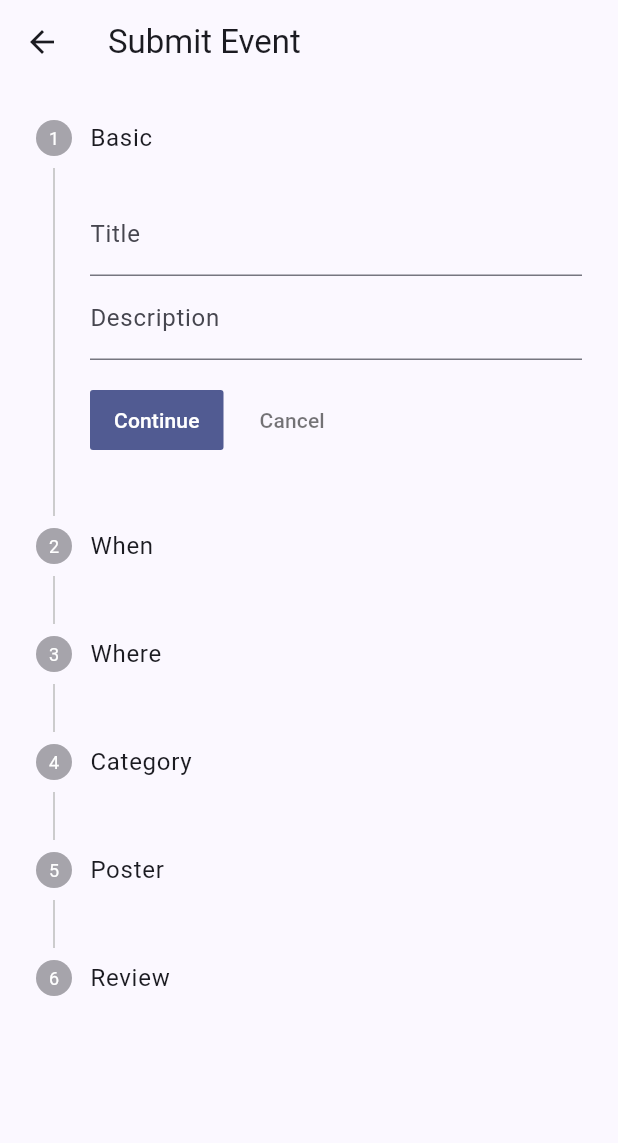
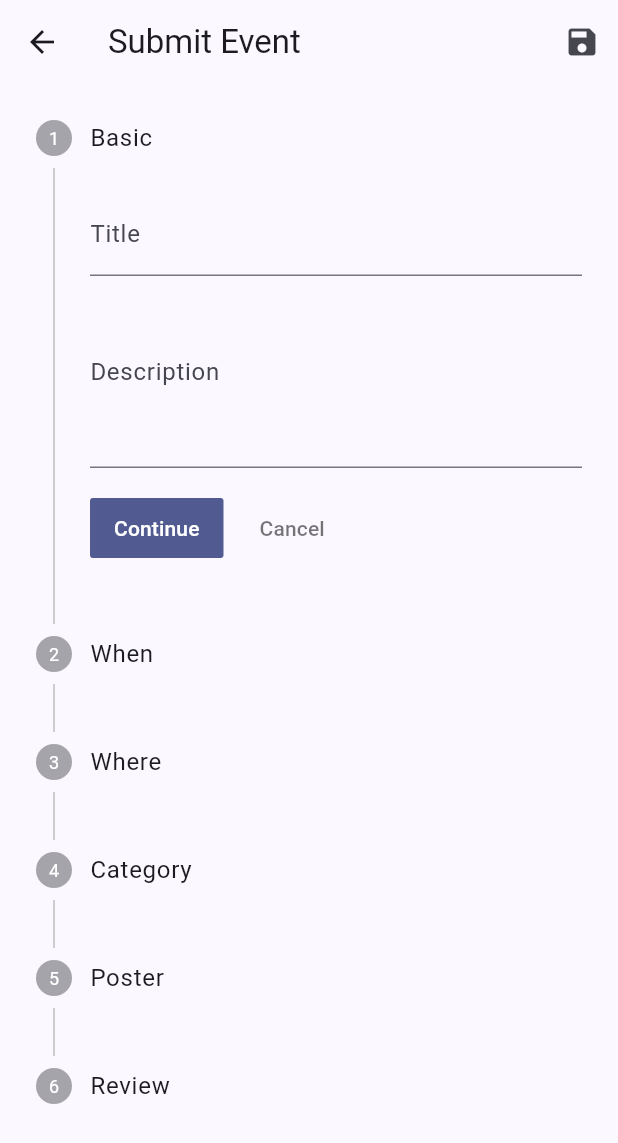
Before and after one commit to goobil/anuevents, a Flutter app: the SubmitEventScreen screen opened directly, on a phone screen of 412 x 824 dp. Shown: the top 1143 px of the screen. Run offline on Flutter 3.47's test engine with Material 3 defaults, Android fonts, the phone set to English and light mode, and no system bars; our stand-ins replace cloud_firestore, firebase_auth, firebase_core, firebase_storage, flutter_riverpod, google_sign_in and 2 more; accounts and stored records are empty.

Commit message:
feat(submit): add drafts UI, draft save, submit flow improvements; add instructions and copilot guidance; notification service

```diff
--- a/mobile/lib/screens/submit_event_screen.dart
+++ b/mobile/lib/screens/submit_event_screen.dart
@@ -10,7 +10,10 @@ import '../services/storage_service.dart';
 // ignore_for_file: use_build_context_synchronously
 
 class SubmitEventScreen extends ConsumerStatefulWidget {
-  const SubmitEventScreen({super.key});
+  final String? draftId;
+  final Map<String, dynamic>? draftData;
+
+  const SubmitEventScreen({super.key, this.draftId, this.draftData});
 
   @override
   ConsumerState<SubmitEventScreen> createState() => _SubmitEventScreenState();
@@ -20,12 +23,12 @@ class _SubmitEventScreenState extends ConsumerState<SubmitEventScreen> {
   int _step = 0;
   final _formKey = GlobalKey<FormState>();
 
-  // temporary form state
-  String title = '';
-  String description = '';
+  // form controllers
+  final TextEditingController _titleController = TextEditingController();
+  final TextEditingController _descriptionController = TextEditingController();
   DateTime? startsAt;
-  String location = '';
-  String category = '';
+  final TextEditingController _locationController = TextEditingController();
+  final TextEditingController _categoryController = TextEditingController();
   String posterUrl = '';
   double uploadProgress = 0.0;
   bool uploadFailed = false;
@@ -41,7 +44,15 @@ class _SubmitEventScreenState extends ConsumerState<SubmitEventScreen> {
   Widget build(BuildContext context) {
     final user = ref.watch(currentUserProvider);
     return Scaffold(
-      appBar: AppBar(title: const Text('Submit Event')),
+      appBar: AppBar(title: const Text('Submit Event'), actions: [
+        IconButton(
+          tooltip: 'Save draft',
+          icon: const Icon(Icons.save),
+          onPressed: () async {
+            await _saveDraft();
+          },
+        ),
+      ]),
       body: user == null
           ? const Center(child: Text('Please sign in to submit an event'))
           : Form(
@@ -52,17 +63,17 @@ class _SubmitEventScreenState extends ConsumerState<SubmitEventScreen> {
                 onStepCancel: _prevStep,
                 steps: [
                   Step(title: const Text('Basic'), content: Column(children: [
-                    TextFormField(decoration: const InputDecoration(labelText: 'Title'), onSaved: (v) => title = v ?? ''),
-                    TextFormField(decoration: const InputDecoration(labelText: 'Description'), onSaved: (v) => description = v ?? ''),
+                    TextFormField(controller: _titleController, decoration: const InputDecoration(labelText: 'Title'), validator: (v) => (v==null || v.isEmpty) ? 'Please enter title' : null),
+                    TextFormField(controller: _descriptionController, decoration: const InputDecoration(labelText: 'Description'), maxLines: 4),
                   ])),
                   Step(title: const Text('When'), content: Column(children: [
                     ListTile(title: Text(startsAt == null ? 'Pick date/time' : startsAt!.toString()), onTap: _pickDateTime),
                   ])),
                   Step(title: const Text('Where'), content: Column(children: [
-                    TextFormField(decoration: const InputDecoration(labelText: 'Location'), onSaved: (v) => location = v ?? ''),
+                    TextFormField(controller: _locationController, decoration: const InputDecoration(labelText: 'Location')),
                   ])),
                   Step(title: const Text('Category'), content: Column(children: [
-                    TextFormField(decoration: const InputDecoration(labelText: 'Category'), onSaved: (v) => category = v ?? ''),
+                    TextFormField(controller: _categoryController, decoration: const InputDecoration(labelText: 'Category')),
                   ])),
                   Step(title: const Text('Poster'), content: Column(children: [
                     if (_pickedBytes == null) ...[
@@ -97,18 +108,38 @@ class _SubmitEventScreenState extends ConsumerState<SubmitEventScreen> {
                     ]
                   ])),
                   Step(title: const Text('Review'), content: Column(children: [
-                    Text('Title: $title'),
+                    Text('Title: ${_titleController.text}'),
                     Text('When: ${startsAt?.toString() ?? 'n/a'}'),
-                    Text('Where: $location'),
-                    Text('Category: $category'),
+                    Text('Where: ${_locationController.text}'),
+                    Text('Category: ${_categoryController.text}'),
                     Text('Poster: $posterUrl'),
                     const SizedBox(height: 12),
-                    ElevatedButton(onPressed: _submitDraft, child: const Text('Submit (saves as pending)'))
+                    Row(children: [
+                      ElevatedButton(onPressed: _submitDraft, child: const Text('Submit (saves as pending)')),
+                      const SizedBox(width: 12),
+                      ElevatedButton(onPressed: _saveDraft, child: const Text('Save draft')),
+                    ])
                   ])),
                 ],
               ),
             ),
     );
+  }
+
+  @override
+  void initState() {
+    super.initState();
+    // If a draft was provided, prefill controllers
+    final draft = widget.draftData;
+    if (draft != null) {
+      _titleController.text = draft['title'] ?? '';
+      _descriptionController.text = draft['description'] ?? '';
+      final ts = draft['startsAt'];
+      if (ts is Timestamp) startsAt = ts.toDate();
+      _locationController.text = draft['location'] ?? '';
+      _categoryController.text = draft['categoryName'] ?? '';
+      posterUrl = draft['posterUrl'] ?? '';
+    }
   }
 
   void _nextStep() {
@@ -181,15 +212,19 @@ class _SubmitEventScreenState extends ConsumerState<SubmitEventScreen> {
       return;
     }
 
-    _formKey.currentState?.save();
+    if (!_formKey.currentState!.validate()) {
+      if (mounted) ScaffoldMessenger.of(context).showSnackBar(const SnackBar(content: Text('Please fix the validation errors')));
+      return;
+    }
+
     final fs = ref.read(firestoreServiceProvider);
     final Map<String, dynamic> payload = {
-      'title': title,
-      'description': description,
+      'title': _titleController.text,
+      'description': _descriptionController.text,
       // write startsAt as a Firestore Timestamp if present
       if (startsAt != null) 'startsAt': Timestamp.fromDate(startsAt!),
-      'location': location,
-      'categoryName': category,
+      'location': _locationController.text,
+      'categoryName': _categoryController.text,
       'posterUrl': posterUrl,
       // Do not set server-managed fields like status/createdAt here.
       // The rules require `createdBy` to equal the auth uid on create.
@@ -206,4 +241,30 @@ class _SubmitEventScreenState extends ConsumerState<SubmitEventScreen> {
       if (mounted) ScaffoldMessenger.of(context).showSnackBar(SnackBar(content: Text('Failed to submit event: $e')));
     }
   }
+
+  Future<void> _saveDraft() async {
+    final user = ref.read(currentUserProvider);
+    if (user == null) {
+      if (mounted) ScaffoldMessenger.of(context).showSnackBar(const SnackBar(content: Text('Please sign in to save a draft')));
+      return;
+    }
+
+    final fs = ref.read(firestoreServiceProvider);
+    final payload = {
+      'title': _titleController.text,
+      'description': _descriptionController.text,
+      if (startsAt != null) 'startsAt': Timestamp.fromDate(startsAt!),
+      'location': _locationController.text,
+      'categoryName': _categoryController.text,
+      'posterUrl': posterUrl,
+      'lastStep': _step,
+    };
+
+    try {
+      await fs.saveDraftEvent(user.uid, payload);
+      if (mounted) ScaffoldMessenger.of(context).showSnackBar(const SnackBar(content: Text('Draft saved')));
+    } catch (e) {
+      if (mounted) ScaffoldMessenger.of(context).showSnackBar(SnackBar(content: Text('Failed to save draft: $e')));
+    }
+  }
 }
```
Also changed, not shown: mobile/lib/screens/drafts_screen.dart (added, +47 -0 lines), mobile/lib/services/firestore_service.dart (+22 -1 lines), mobile/lib/services/flutter_local_notification_service.dart (added, +54 -0 lines), mobile/plugins/flutter_local_notifications/lib/flutter_local_notifications.dart (added, +70 -0 lines), 3 other files.
